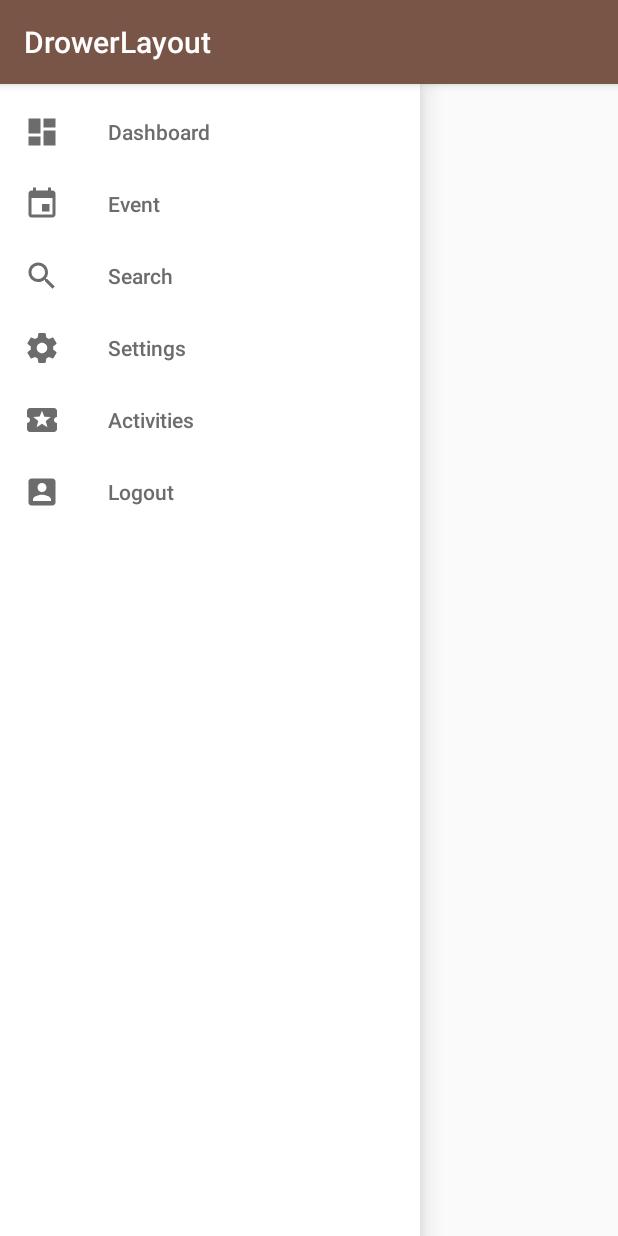
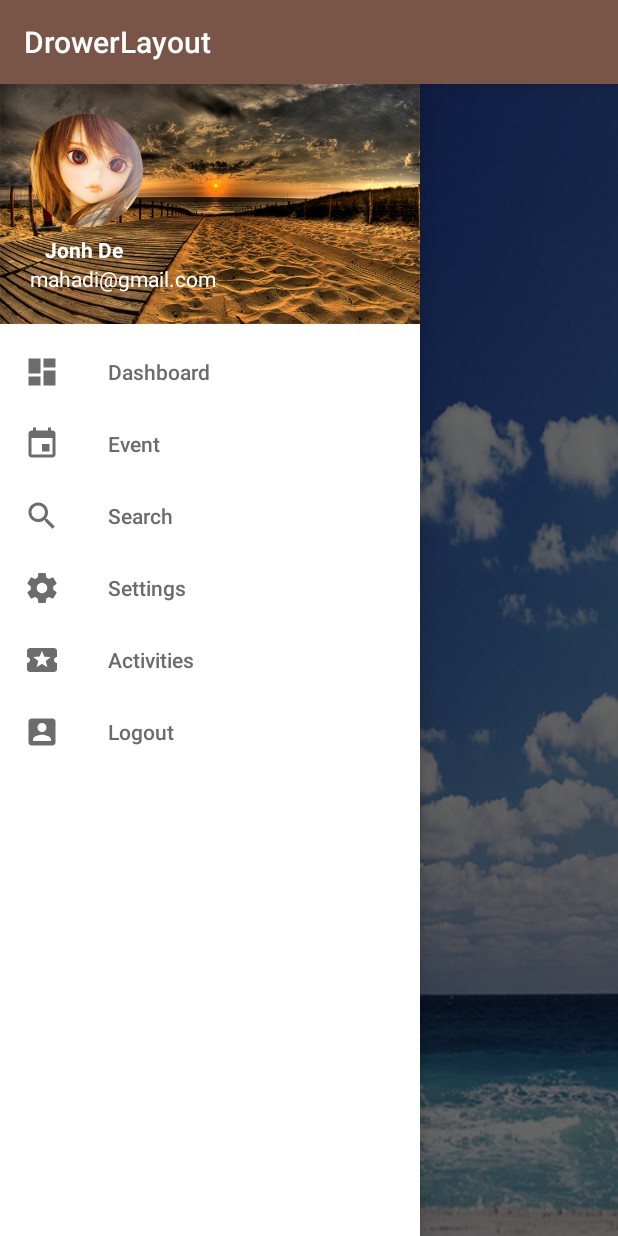
Before and after one commit to codermahadi/drawerNavigation, an Android app: the screen it shows after launch (MainActivity), with the side drawer open, on a phone screen of 412 x 824 dp. Run offline under Robolectric (Android 15) with nearby library versions, the phone set to English and light mode, and no system bars.

Commit message:
Add menu header and bg image

```diff
--- a/app/src/main/res/layout/activity_main.xml
+++ b/app/src/main/res/layout/activity_main.xml
@@ -6,7 +6,14 @@
     android:layout_height="match_parent"
     tools:context="com.example.mahadi.drowerlayout.MainActivity">
 
+    <LinearLayout
+        android:background="@drawable/background"
+        android:layout_width="match_parent"
+        android:layout_height="match_parent">
+
+    </LinearLayout>
     <android.support.design.widget.NavigationView
+        app:headerLayout="@layout/header"
         android:layout_width="wrap_content"
         android:layout_height="match_parent"
         android:background="@color/white"
--- /dev/null
+++ b/app/src/main/res/layout/header.xml
@@ -0,0 +1,26 @@
+<?xml version="1.0" encoding="utf-8"?>
+<LinearLayout xmlns:android="http://schemas.android.com/apk/res/android"
+    android:orientation="vertical"
+    android:layout_width="match_parent"
+    android:layout_height="160dp"
+    android:padding="20dp"
+    android:background="@drawable/header">
+    <ImageView
+        android:src="@drawable/pro"
+        android:layout_width="75dp"
+        android:layout_height="75dp" />
+    <TextView
+        android:layout_width="wrap_content"
+        android:layout_height="wrap_content"
+        android:text="Jonh De"
+        android:layout_marginTop="5dp"
+        android:layout_marginLeft="10dp"
+        android:textColor="@color/white"
+        android:textStyle="bold"/>
+    <TextView
+        android:layout_width="wrap_content"
+        android:layout_height="wrap_content"
+        android:text="mahadi@gmail.com"
+        android:textColor="@color/white"/>
+
+</LinearLayout>
```
Also changed, not shown: app/src/main/res/drawable/background.png (added), app/src/main/res/drawable/header.png (added), app/src/main/res/drawable/pro.png (added).
